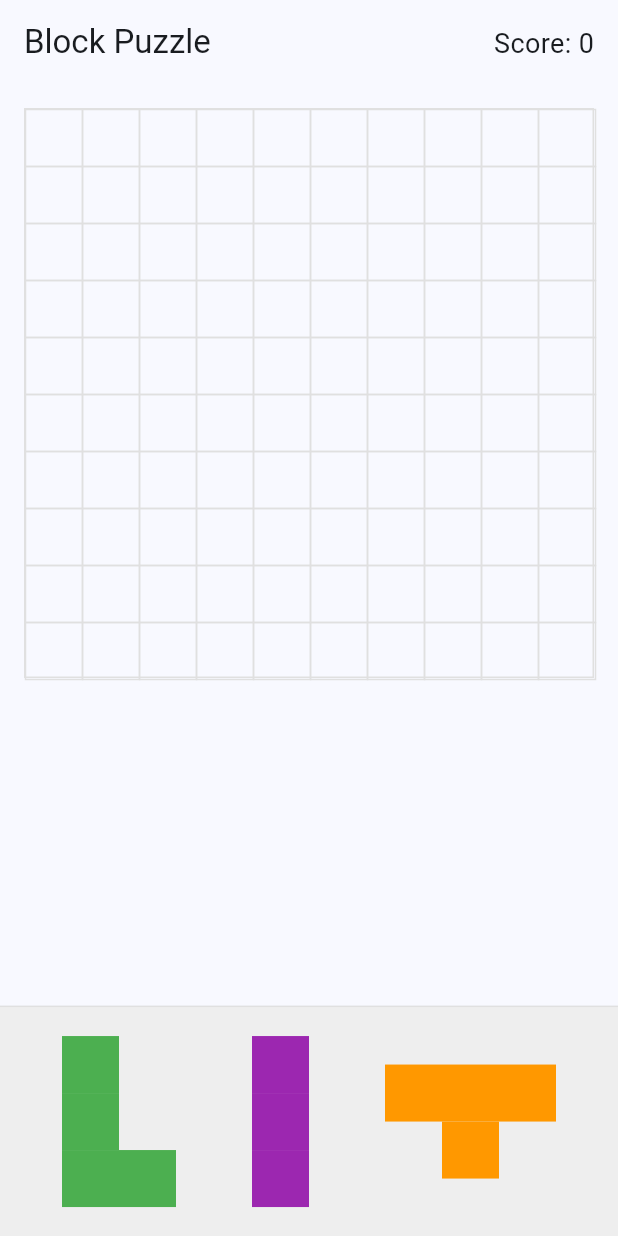
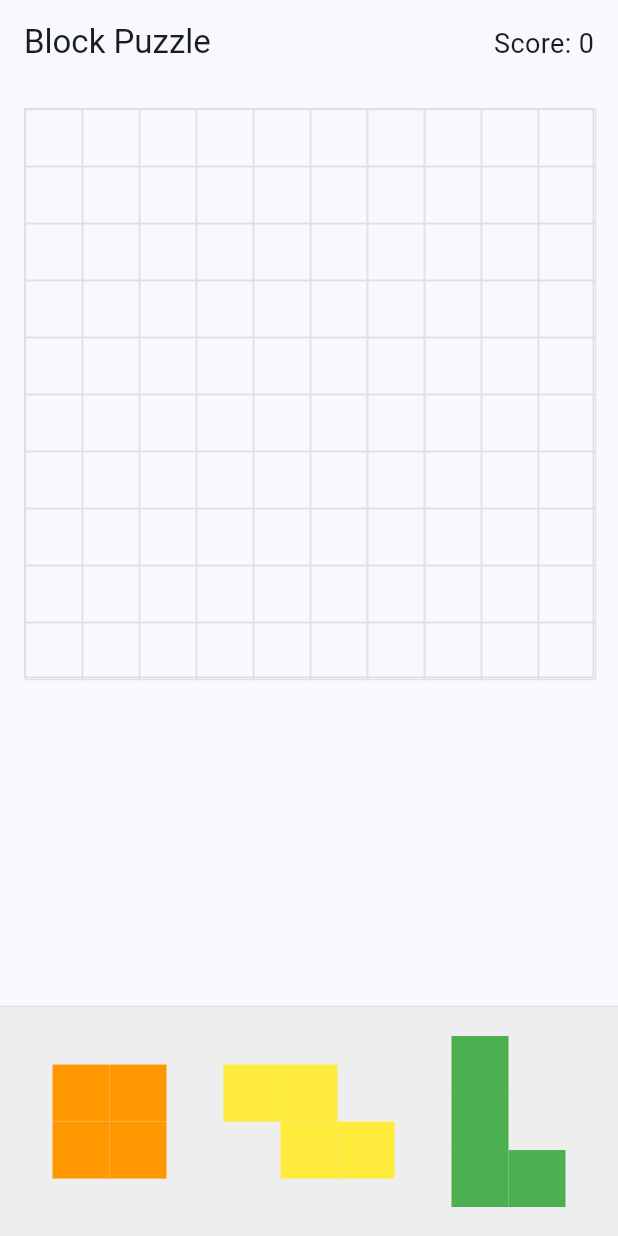
Before and after one commit to webbt127/block_puzzle_game, a Flutter app: the screen it shows after launch, on a phone screen of 412 x 824 dp. Run offline on Flutter 3.47's test engine with Material 3 defaults, Android fonts, the light colour scheme and no system bars.

Commit message:
Update block patterns

```diff
--- a/lib/block_patterns.dart
+++ b/lib/block_patterns.dart
@@ -1,10 +1,11 @@
+import 'dart:math';
 import 'package:flutter/material.dart';
 
 class BlockPattern {
   final List<List<bool>> shape;
   final Color color;
 
-  const BlockPattern({
+  BlockPattern({
     required this.shape,
     required this.color,
   });
@@ -14,46 +15,114 @@ class BlockPattern {
 }
 
 class BlockPatternGenerator {
-  static final List<BlockPattern> _patterns = [
+  static final Random _random = Random();
+
+  // Base patterns without rotation
+  static final List<List<List<bool>>> _basePatterns = [
     // 2x2 square
-    BlockPattern(
-      shape: [
+    [
       [true, true],
       [true, true],
     ],
-      color: Colors.red,
-    ),
     // L shape
-    BlockPattern(
-      shape: [
+    [
       [true, false],
       [true, false],
       [true, true],
     ],
-      color: Colors.green,
-    ),
     // T shape
-    BlockPattern(
-      shape: [
+    [
       [true, true, true],
       [false, true, false],
     ],
-      color: Colors.orange,
-    ),
+    // Z shape
+    [
+      [true, true, false],
+      [false, true, true],
+    ],
     // Line shape
-    BlockPattern(
-      shape: [
+    [
+      [true],
       [true],
       [true],
       [true],
     ],
-      color: Colors.purple,
-    ),
   ];
 
+  static final List<Color> _colors = [
+    Colors.red,
+    Colors.blue,
+    Colors.green,
+    Colors.yellow,
+    Colors.purple,
+    Colors.orange,
+  ];
+
+  // Rotate a pattern matrix 90 degrees clockwise
+  static List<List<bool>> _rotatePattern(List<List<bool>> pattern) {
+    final int rows = pattern.length;
+    final int cols = pattern[0].length;
+
+    // Create a new matrix with swapped dimensions
+    List<List<bool>> rotated = List.generate(
+      cols,
+      (i) => List.generate(rows, (j) => false),
+    );
+
+    // Fill the rotated matrix
+    for (int i = 0; i < rows; i++) {
+      for (int j = 0; j < cols; j++) {
+        rotated[j][rows - 1 - i] = pattern[i][j];
+      }
+    }
+
+    return rotated;
+  }
+
+  // Get a random pattern with random rotation
+  static BlockPattern getRandomPattern() {
+    final basePattern = _basePatterns[_random.nextInt(_basePatterns.length)];
+    final color = _colors[_random.nextInt(_colors.length)];
+
+    // Randomly rotate the pattern 0-3 times
+    var rotatedPattern = List<List<bool>>.from(basePattern);
+    final rotations = _random.nextInt(4); // 0-3 rotations
+
+    for (int i = 0; i < rotations; i++) {
+      rotatedPattern = _rotatePattern(rotatedPattern);
+    }
+
+    return BlockPattern(
+      shape: rotatedPattern,
+      color: color,
+    );
+  }
+
   static List<BlockPattern> generateRandomPatterns(int count) {
-    final patterns = List<BlockPattern>.from(_patterns)..shuffle();
-    return patterns.take(count).toList();
+    final List<BlockPattern> patterns = [];
+    final List<Color> colors = [
+      Colors.red,
+      Colors.blue,
+      Colors.green,
+      Colors.yellow,
+      Colors.purple,
+      Colors.orange,
+    ];
+
+    for (int i = 0; i < count; i++) {
+      // Randomly select a base pattern
+      final List<List<bool>> selectedShape = _basePatterns[_random.nextInt(_basePatterns.length)];
+
+      // Randomly select a color
+      final Color selectedColor = colors[_random.nextInt(colors.length)];
+
+      patterns.add(BlockPattern(
+        shape: selectedShape,
+        color: selectedColor,
+      ));
+    }
+
+    return patterns;
   }
 }
 
@@ -103,42 +172,22 @@ class BlockPatternWidget extends StatelessWidget {
   final double opacity;
 
   const BlockPatternWidget({
-    super.key,
+    Key? key,
     required this.pattern,
     required this.cellSize,
     this.opacity = 1.0,
-  });
+  }) : super(key: key);
 
   @override
   Widget build(BuildContext context) {
-    return Opacity(
-      opacity: opacity,
-      child: Container(
-        decoration: BoxDecoration(
-          borderRadius: BorderRadius.circular(4),
-        ),
-        child: Column(
-          mainAxisSize: MainAxisSize.min,
-          children: [
-            for (var row in pattern.shape)
-              Row(
-                mainAxisSize: MainAxisSize.min,
-                children: [
-                  for (var cell in row)
-                    Container(
-                      width: cellSize,
-                      height: cellSize,
-                      decoration: BoxDecoration(
-                        border: Border.all(
-                          color: cell ? Colors.grey[600]! : Colors.transparent,
-                          width: cell ? 1 : 0,
-                        ),
-                        color: cell ? pattern.color : Colors.transparent,
-                      ),
-                    ),
-                ],
-              ),
-          ],
+    return Container(
+      width: pattern.width * cellSize,
+      height: pattern.height * cellSize,
+      child: CustomPaint(
+        painter: BlockPatternPainter(
+          pattern: pattern,
+          cellSize: cellSize,
+          color: pattern.color.withOpacity(opacity),
         ),
       ),
     );
```
Lines whose indentation alone changed are shown as unchanged.
